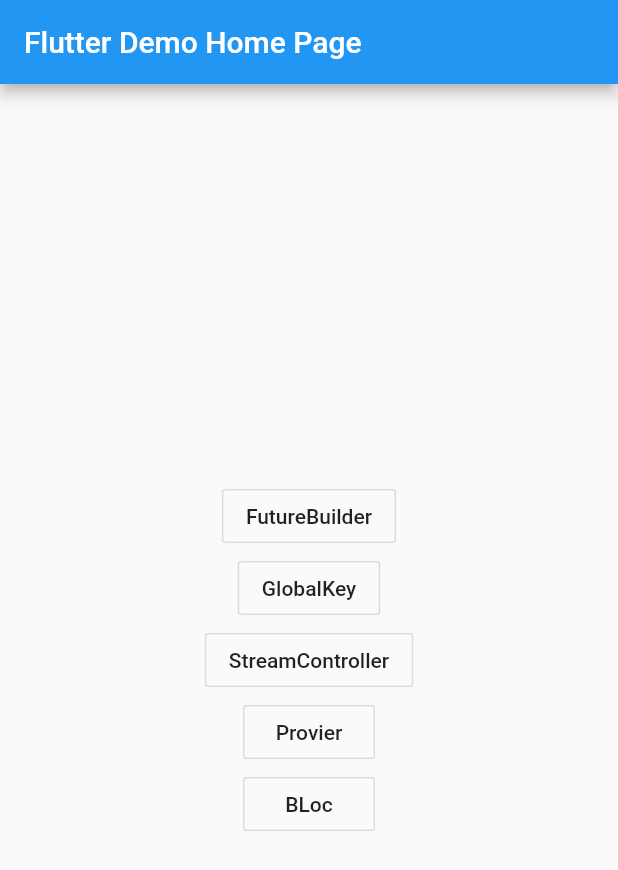
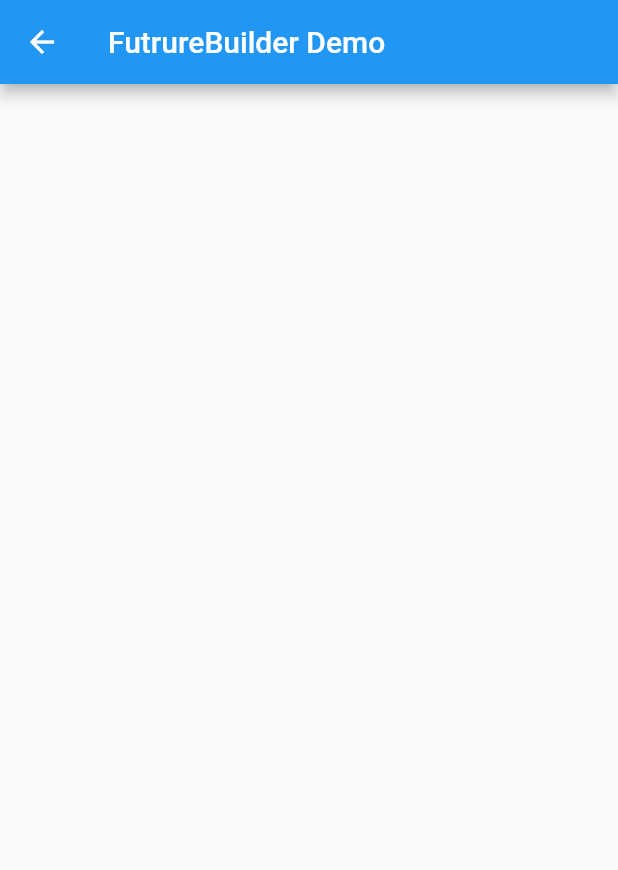
Before and after one commit to zpfate/FlutterCookbook, a Flutter app: the screen it shows after launch, after a tap on "FutureBuilder", on a phone screen of 412 x 824 dp. Shown: the top 870 px of the screen. Run offline on Flutter 3.47's test engine with Material 2 defaults, Android fonts, the phone set to English and light mode, and no system bars.

Commit message:
新建futurebuilder和globalkey页面

```diff
--- /dev/null
+++ b/provider_demo/lib/future_builder_page.dart
@@ -0,0 +1,19 @@
+import 'package:flutter/material.dart';
+class FutureBuilderPage extends StatefulWidget {
+  const FutureBuilderPage({Key key}) : super(key: key);
+
+  @override
+  _FutureBuilderPageState createState() => _FutureBuilderPageState();
+}
+
+class _FutureBuilderPageState extends State<FutureBuilderPage> {
+  @override
+  Widget build(BuildContext context) {
+    return Scaffold(
+      appBar: AppBar(
+        title: Text("FutrureBuilder Demo"),
+      ),
+      body: Container(),
+    );
+  }
+}
--- a/provider_demo/lib/main.dart
+++ b/provider_demo/lib/main.dart
@@ -1,4 +1,5 @@
 import 'package:flutter/material.dart';
+import 'package:provider_demo/future_builder_page.dart';
 
 void main() {
   runApp(MyApp());
@@ -102,6 +103,7 @@ class _MyHomePageState extends State<MyHomePage> {
               title: "FutureBuilder",
               onPressed: () {
 
+                Navigator.push(context, MaterialPageRoute(builder: (context)=> FutureBuilderPage()));
               }
             ),
 
@@ -146,6 +148,9 @@ class _MyHomePageState extends State<MyHomePage> {
   Widget _singleButton({String title, Function onPressed}) {
     return OutlineButton(
       onPressed: () {
+        if (onPressed != null) {
+          onPressed();
+        }
 
       },
       child: Container(
```
Also changed, not shown: provider_demo/lib/global_key_page.dart (added, +19 -0 lines).
